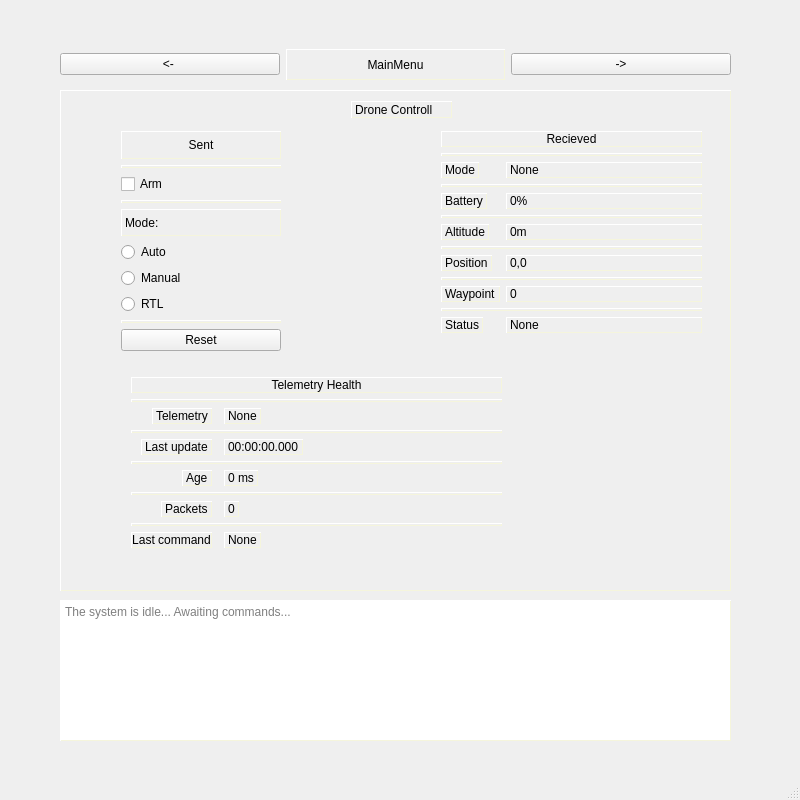
This is desktop/MicroGCS/mainwindow.ui in NORDvv/MicroGCS as Qt 5 draws it before an edit. The edited form follows.
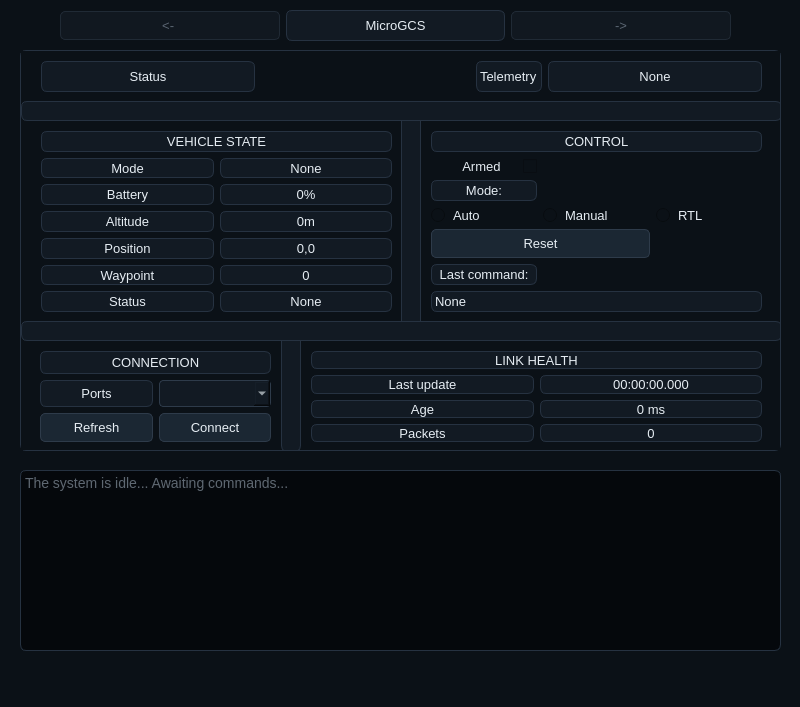
This is the edited form.

Commit message: UI polish, finall small fixes

What changed in the file:
```diff
--- a/desktop/MicroGCS/mainwindow.ui
+++ b/desktop/MicroGCS/mainwindow.ui
@@ -7,187 +7,263 @@
     <x>0</x>
     <y>0</y>
     <width>800</width>
-    <height>800</height>
+    <height>707</height>
    </rect>
   </property>
+  <property name="sizePolicy">
+   <sizepolicy hsizetype="Fixed" vsizetype="Fixed">
+    <horstretch>0</horstretch>
+    <verstretch>0</verstretch>
+   </sizepolicy>
+  </property>
   <property name="windowTitle">
    <string>MainWindow</string>
   </property>
   <property name="styleSheet">
-   <string notr="true">QStackedWidget {
-	border-style: outset;
-    border-width: 2px;
-    border-color: beige;
+   <string notr="true">QMainWindow {
+    background-color: #0B1117;
 }
 
-QFrame {
-	border-style: outset;
-    border-width: 1px;
-    border-color: beige;
+QWidget {
+    background-color: #0B1117;
+    color: #E6EDF3;
+    font-family: &quot;Inter&quot;, &quot;Segoe UI&quot;, &quot;Ubuntu&quot;, sans-serif;
+    font-size: 13px;
+}
+
+QFrame, QStackedWidget {
+    background-color: #121A23;
+    border: 1px solid #263241;
+    border-radius: 6px;
+}
+
+QLabel {
+    color: #E6EDF3;
+}
+
+QPushButton {
+    background-color: #1B2733;
+    color: #E6EDF3;
+    border: 1px solid #2E3B4A;
+    border-radius: 5px;
+    padding: 6px 10px;
+}
+
+QPushButton:hover {
+    background-color: #243447;
+    border-color: #1EA7FF;
+}
+
+QPushButton:pressed {
+    background-color: #1EA7FF;
+    color: #061018;
+}
+
+QPushButton:disabled {
+    background-color: #111820;
+    color: #5B6673;
+    border-color: #202A35;
+}
+
+QComboBox {
+    background-color: #121A23;
+    color: #E6EDF3;
+    border: 1px solid #2E3B4A;
+    border-radius: 4px;
+    padding: 4px;
+}
+
+QCheckBox, QRadioButton {
+    color: #E6EDF3;
+    spacing: 8px;
+}
+
+QTextEdit {
+    background-color: #05080C;
+    color: #B7C7D8;
+    border: 1px solid #263241;
+    border-radius: 6px;
+    font-family: &quot;JetBrains Mono&quot;, &quot;Consolas&quot;, &quot;Ubuntu Mono&quot;, monospace;
+    font-size: 14px;
 }</string>
   </property>
   <widget class="QWidget" name="centralwidget">
    <widget class="QStackedWidget" name="MainStackedWidget">
     <property name="geometry">
      <rect>
-      <x>60</x>
-      <y>90</y>
-      <width>671</width>
-      <height>501</height>
+      <x>20</x>
+      <y>50</y>
+      <width>761</width>
+      <height>401</height>
      </rect>
     </property>
     <property name="currentIndex">
      <number>1</number>
     </property>
-    <widget class="QWidget" name="page">
-     <widget class="QWidget" name="formLayoutWidget">
-      <property name="geometry">
-       <rect>
-        <x>50</x>
-        <y>50</y>
-        <width>251</width>
-        <height>171</height>
-       </rect>
-      </property>
-      <layout class="QFormLayout" name="PortConnectionFormLayout">
-       <item row="0" column="0">
-        <widget class="QLabel" name="AvaliablePortsLabel">
-         <property name="text">
-          <string>Ports</string>
-         </property>
-        </widget>
-       </item>
-       <item row="0" column="1">
-        <widget class="QComboBox" name="AvailablePortsComboBox"/>
-       </item>
-       <item row="1" column="0">
-        <widget class="QPushButton" name="RefreshPortsPushButton">
-         <property name="text">
-          <string>Refresh</string>
-         </property>
-        </widget>
-       </item>
-       <item row="1" column="1">
-        <widget class="QPushButton" name="ConnectToPortPushButton">
-         <property name="text">
-          <string>Connect</string>
-         </property>
-        </widget>
-       </item>
-       <item row="2" column="1">
-        <widget class="QLabel" name="PortConnectionStatusLabel">
-         <property name="text">
-          <string>Status</string>
-         </property>
-        </widget>
-       </item>
-      </layout>
-     </widget>
-     <widget class="QLabel" name="label">
-      <property name="geometry">
-       <rect>
-        <x>270</x>
-        <y>10</y>
-        <width>121</width>
-        <height>17</height>
-       </rect>
-      </property>
-      <property name="text">
-       <string>Port Connection</string>
-      </property>
-     </widget>
-    </widget>
     <widget class="QWidget" name="page_2">
-     <widget class="QLabel" name="label_2">
+     <widget class="QWidget" name="horizontalLayoutWidget_2">
       <property name="geometry">
        <rect>
-        <x>290</x>
+        <x>20</x>
         <y>10</y>
-        <width>101</width>
-        <height>17</height>
+        <width>721</width>
+        <height>31</height>
        </rect>
       </property>
-      <property name="text">
-       <string>Drone Controll</string>
+      <layout class="QHBoxLayout" name="horizontalLayout">
+       <item>
+        <widget class="QLabel" name="PortConnectionStatusLabel">
+         <property name="sizePolicy">
+          <sizepolicy hsizetype="Expanding" vsizetype="Preferred">
+           <horstretch>0</horstretch>
+           <verstretch>0</verstretch>
+          </sizepolicy>
+         </property>
+         <property name="text">
+          <string>Status</string>
+         </property>
+         <property name="alignment">
+          <set>Qt::AlignmentFlag::AlignCenter</set>
+         </property>
+        </widget>
+       </item>
+       <item>
+        <spacer name="horizontalSpacer">
+         <property name="orientation">
+          <enum>Qt::Orientation::Horizontal</enum>
+         </property>
+         <property name="sizeHint" stdset="0">
+          <size>
+           <width>40</width>
+           <height>20</height>
+          </size>
+         </property>
+        </spacer>
+       </item>
+       <item>
+        <widget class="QLabel" name="TelemetryHealthDisplayLabel">
+         <property name="sizePolicy">
+          <sizepolicy hsizetype="Fixed" vsizetype="Preferred">
+           <horstretch>0</horstretch>
+           <verstretch>0</verstretch>
+          </sizepolicy>
+         </property>
+         <property name="text">
+          <string>Telemetry</string>
+         </property>
+        </widget>
+       </item>
+       <item>
+        <widget class="QLabel" name="TelemetryHealthIndicatorLabel">
+         <property name="sizePolicy">
+          <sizepolicy hsizetype="Expanding" vsizetype="Preferred">
+           <horstretch>0</horstretch>
+           <verstretch>0</verstretch>
+          </sizepolicy>
+         </property>
+         <property name="text">
+          <string>None</string>
+         </property>
+         <property name="alignment">
+          <set>Qt::AlignmentFlag::AlignCenter</set>
+         </property>
+        </widget>
+       </item>
+      </layout>
+     </widget>
+     <widget class="Line" name="line">
+      <property name="geometry">
+       <rect>
+        <x>0</x>
+        <y>50</y>
+        <width>761</width>
+        <height>20</height>
+       </rect>
       </property>
+      <property name="sizePolicy">
+       <sizepolicy hsizetype="Expanding" vsizetype="Fixed">
+        <horstretch>0</horstretch>
+        <verstretch>0</verstretch>
+       </sizepolicy>
+      </property>
+      <property name="orientation">
+       <enum>Qt::Orientation::Horizontal</enum>
+      </property>
      </widget>
-     <widget class="QWidget" name="formLayoutWidget_2">
+     <widget class="QWidget" name="formLayoutWidget">
       <property name="geometry">
        <rect>
-        <x>380</x>
-        <y>40</y>
-        <width>261</width>
-        <height>231</height>
+        <x>20</x>
+        <y>80</y>
+        <width>351</width>
+        <height>181</height>
        </rect>
       </property>
-      <layout class="QFormLayout" name="formLayout">
-       <item row="2" column="0">
+      <layout class="QGridLayout" name="gridLayout_2">
+       <item row="1" column="0">
         <widget class="QLabel" name="ModeDisplayLabel">
          <property name="text">
           <string>Mode</string>
          </property>
+         <property name="alignment">
+          <set>Qt::AlignmentFlag::AlignCenter</set>
+         </property>
         </widget>
        </item>
-       <item row="2" column="1">
+       <item row="1" column="1">
         <widget class="QLabel" name="ModeIndicatorLabel">
          <property name="text">
           <string>None</string>
          </property>
-        </widget>
-       </item>
-       <item row="3" column="0" colspan="2">
-        <widget class="Line" name="line_4">
-         <property name="orientation">
-          <enum>Qt::Orientation::Horizontal</enum>
+         <property name="alignment">
+          <set>Qt::AlignmentFlag::AlignCenter</set>
          </property>
         </widget>
        </item>
-       <item row="4" column="0">
+       <item row="2" column="0">
         <widget class="QLabel" name="BatteryDisplayLabel">
          <property name="text">
           <string>Battery</string>
          </property>
+         <property name="alignment">
+          <set>Qt::AlignmentFlag::AlignCenter</set>
+         </property>
         </widget>
        </item>
-       <item row="4" column="1">
+       <item row="2" column="1">
         <widget class="QLabel" name="BatteryIndicatorLabel">
          <property name="text">
           <string>0%</string>
          </property>
-        </widget>
-       </item>
-       <item row="5" column="0" colspan="2">
-        <widget class="Line" name="line_3">
-         <property name="orientation">
-          <enum>Qt::Orientation::Horizontal</enum>
+         <property name="alignment">
+          <set>Qt::AlignmentFlag::AlignCenter</set>
          </property>
         </widget>
        </item>
-       <item row="6" column="0">
+       <item row="3" column="0">
         <widget class="QLabel" name="AltitudeDisplayLabel">
          <property name="text">
           <string>Altitude</string>
          </property>
+         <property name="alignment">
+          <set>Qt::AlignmentFlag::AlignCenter</set>
+         </property>
         </widget>
        </item>
-       <item row="6" column="1">
+       <item row="3" column="1">
         <widget class="QLabel" name="AltitudeIndicatorLabel">
          <property name="text">
           <string>0m</string>
          </property>
-        </widget>
-       </item>
-       <item row="7" column="0" colspan="2">
-        <widget class="Line" name="line_2">
-         <property name="orientation">
-          <enum>Qt::Orientation::Horizontal</enum>
+         <property name="alignment">
+          <set>Qt::AlignmentFlag::AlignCenter</set>
          </property>
         </widget>
        </item>
-       <item row="8" column="0">
+       <item row="4" column="0">
         <widget class="QLabel" name="PositionDisplayLabel">
          <property name="sizePolicy">
-          <sizepolicy hsizetype="Expanding" vsizetype="Preferred">
+          <sizepolicy hsizetype="Preferred" vsizetype="Preferred">
            <horstretch>0</horstretch>
            <verstretch>0</verstretch>
           </sizepolicy>
@@ -195,125 +271,151 @@
          <property name="text">
           <string>Position</string>
          </property>
+         <property name="alignment">
+          <set>Qt::AlignmentFlag::AlignCenter</set>
+         </property>
         </widget>
        </item>
-       <item row="8" column="1">
+       <item row="4" column="1">
         <widget class="QLabel" name="PositionIndicatorLabel">
          <property name="text">
           <string>0,0</string>
          </property>
-        </widget>
-       </item>
-       <item row="9" column="0" colspan="2">
-        <widget class="Line" name="line">
-         <property name="orientation">
-          <enum>Qt::Orientation::Horizontal</enum>
+         <property name="alignment">
+          <set>Qt::AlignmentFlag::AlignCenter</set>
          </property>
         </widget>
        </item>
-       <item row="10" column="0">
+       <item row="5" column="0">
         <widget class="QLabel" name="WaypointDisplayLabel">
          <property name="text">
           <string>Waypoint</string>
          </property>
+         <property name="alignment">
+          <set>Qt::AlignmentFlag::AlignCenter</set>
+         </property>
         </widget>
        </item>
-       <item row="10" column="1">
+       <item row="5" column="1">
         <widget class="QLabel" name="WaypointIndicatorLabel">
          <property name="text">
           <string>0</string>
          </property>
+         <property name="alignment">
+          <set>Qt::AlignmentFlag::AlignCenter</set>
+         </property>
         </widget>
        </item>
-       <item row="12" column="0">
-        <widget class="QLabel" name="SatusDisplayLabel">
+       <item row="6" column="0">
+        <widget class="QLabel" name="StatusDisplayLabel">
          <property name="text">
           <string>Status</string>
          </property>
+         <property name="alignment">
+          <set>Qt::AlignmentFlag::AlignCenter</set>
+         </property>
         </widget>
        </item>
-       <item row="12" column="1">
+       <item row="6" column="1">
         <widget class="QLabel" name="StatusIndicatorLabel">
          <property name="text">
           <string>None</string>
          </property>
-        </widget>
-       </item>
-       <item row="11" column="0" colspan="2">
-        <widget class="Line" name="line_7">
-         <property name="orientation">
-          <enum>Qt::Orientation::Horizontal</enum>
-         </property>
-        </widget>
-       </item>
-       <item row="1" column="0" colspan="2">
-        <widget class="Line" name="line_8">
-         <property name="orientation">
-          <enum>Qt::Orientation::Horizontal</enum>
+         <property name="alignment">
+          <set>Qt::AlignmentFlag::AlignCenter</set>
          </property>
         </widget>
        </item>
        <item row="0" column="0" colspan="2">
+        <widget class="QLabel" name="label_2">
+         <property name="text">
+          <string>VEHICLE STATE</string>
+         </property>
+         <property name="alignment">
+          <set>Qt::AlignmentFlag::AlignCenter</set>
+         </property>
+        </widget>
+       </item>
+      </layout>
+     </widget>
+     <widget class="Line" name="line_2">
+      <property name="geometry">
+       <rect>
+        <x>380</x>
+        <y>60</y>
+        <width>20</width>
+        <height>221</height>
+       </rect>
+      </property>
+      <property name="orientation">
+       <enum>Qt::Orientation::Vertical</enum>
+      </property>
+     </widget>
+     <widget class="QWidget" name="gridLayoutWidget">
+      <property name="geometry">
+       <rect>
+        <x>410</x>
+        <y>80</y>
+        <width>331</width>
+        <height>181</height>
+       </rect>
+      </property>
+      <layout class="QGridLayout" name="gridLayout">
+       <item row="4" column="0" colspan="2">
+        <widget class="QPushButton" name="ResetPushButton">
+         <property name="text">
+          <string>Reset</string>
+         </property>
+        </widget>
+       </item>
+       <item row="0" column="0" colspan="3">
         <widget class="QLabel" name="label_3">
          <property name="text">
-          <string>Recieved</string>
+          <string>CONTROL</string>
          </property>
          <property name="alignment">
           <set>Qt::AlignmentFlag::AlignCenter</set>
          </property>
         </widget>
        </item>
-      </layout>
-     </widget>
-     <widget class="QWidget" name="verticalLayoutWidget">
-      <property name="geometry">
-       <rect>
-        <x>60</x>
-        <y>40</y>
-        <width>160</width>
-        <height>220</height>
-       </rect>
-      </property>
-      <layout class="QVBoxLayout" name="verticalLayout">
-       <item>
-        <widget class="QLabel" name="label_4">
+       <item row="3" column="2">
+        <widget class="QRadioButton" name="RTLRadioButton">
          <property name="text">
-          <string>Sent</string>
+          <string>RTL</string>
          </property>
-         <property name="alignment">
-          <set>Qt::AlignmentFlag::AlignCenter</set>
-         </property>
         </widget>
        </item>
-       <item>
-        <widget class="Line" name="line_9">
-         <property name="orientation">
-          <enum>Qt::Orientation::Horizontal</enum>
-         </property>
-        </widget>
-       </item>
-       <item>
-        <widget class="QCheckBox" name="ArmedCheckBox">
+       <item row="3" column="1">
+        <widget class="QRadioButton" name="ManualRadioButton">
          <property name="text">
-          <string>Arm</string>
+          <string>Manual</string>
          </property>
         </widget>
        </item>
-       <item>
-        <widget class="Line" name="line_5">
-         <property name="orientation">
-          <enum>Qt::Orientation::Horizontal</enum>
-         </property>
-        </widget>
-       </item>
-       <item>
+       <item row="2" column="0">
         <widget class="QLabel" name="ModeSelectorLabel">
          <property name="text">
           <string>Mode:</string>
          </property>
+         <property name="alignment">
+          <set>Qt::AlignmentFlag::AlignCenter</set>
+         </property>
         </widget>
        </item>
-       <item>
+       <item row="1" column="0">
+        <widget class="QCheckBox" name="ArmedCheckBox">
+         <property name="layoutDirection">
+          <enum>Qt::LayoutDirection::RightToLeft</enum>
+         </property>
+         <property name="autoFillBackground">
+          <bool>false</bool>
+         </property>
+         <property name="text">
+          <string>Armed    </string>
+         </property>
+        </widget>
+       </item>
+       <item row="3" column="0">
         <widget class="QRadioButton" name="AutoRadioButton">
          <property name="text">
           <string>Auto</string>
@@ -326,209 +428,214 @@
          </property>
         </widget>
        </item>
-       <item>
-        <widget class="QRadioButton" name="ManualRadioButton">
-         <property name="text">
-          <string>Manual</string>
+       <item row="5" column="0">
+        <widget class="QLabel" name="LastCommandDisplayLabel">
+         <property name="sizePolicy">
+          <sizepolicy hsizetype="Preferred" vsizetype="Preferred">
+           <horstretch>0</horstretch>
+           <verstretch>0</verstretch>
+          </sizepolicy>
          </property>
-        </widget>
-       </item>
-       <item>
-        <widget class="QRadioButton" name="RTLRadioButton">
          <property name="text">
-          <string>RTL</string>
+          <string>Last command:</string>
          </property>
-        </widget>
-       </item>
-       <item>
-        <widget class="Line" name="line_6">
-         <property name="orientation">
-          <enum>Qt::Orientation::Horizontal</enum>
+         <property name="alignment">
+          <set>Qt::AlignmentFlag::AlignCenter</set>
          </property>
         </widget>
        </item>
-       <item>
-        <widget class="QPushButton" name="ResetPushButton">
+       <item row="6" column="0" colspan="3">
+        <widget class="QLabel" name="LastCommandIndicatorLabel">
          <property name="text">
-          <string>Reset</string>
+          <string>None</string>
          </property>
         </widget>
        </item>
       </layout>
      </widget>
-     <widget class="QWidget" name="formLayoutWidget_3">
+     <widget class="Line" name="line_3">
       <property name="geometry">
        <rect>
-        <x>70</x>
-        <y>280</y>
-        <width>371</width>
-        <height>201</height>
+        <x>0</x>
+        <y>270</y>
+        <width>761</width>
+        <height>20</height>
        </rect>
       </property>
-      <layout class="QFormLayout" name="formLayout_2">
-       <property name="sizeConstraint">
-        <enum>QLayout::SizeConstraint::SetMinimumSize</enum>
-       </property>
-       <property name="fieldGrowthPolicy">
-        <enum>QFormLayout::FieldGrowthPolicy::FieldsStayAtSizeHint</enum>
-       </property>
-       <property name="rowWrapPolicy">
-        <enum>QFormLayout::RowWrapPolicy::DontWrapRows</enum>
-       </property>
-       <property name="labelAlignment">
-        <set>Qt::AlignmentFlag::AlignRight|Qt::AlignmentFlag::AlignTrailing|Qt::AlignmentFlag::AlignVCenter</set>
-       </property>
-       <property name="horizontalSpacing">
-        <number>12</number>
-       </property>
-       <property name="verticalSpacing">
-        <number>6</number>
-       </property>
-       <property name="leftMargin">
-        <number>0</number>
-       </property>
-       <property name="topMargin">
-        <number>6</number>
-       </property>
-       <property name="rightMargin">
-        <number>0</number>
-       </property>
-       <property name="bottomMargin">
-        <number>6</number>
-       </property>
-       <item row="2" column="0">
-        <widget class="QLabel" name="TelemetryHealthDisplayLabel">
-         <property name="text">
-          <string>Telemetry</string>
-         </property>
-        </widget>
-       </item>
+      <property name="sizePolicy">
+       <sizepolicy hsizetype="Expanding" vsizetype="Fixed">
+        <horstretch>0</horstretch>
+        <verstretch>0</verstretch>
+       </sizepolicy>
+      </property>
+      <property name="orientation">
+       <enum>Qt::Orientation::Horizontal</enum>
+      </property>
+     </widget>
+     <widget class="QWidget" name="gridLayoutWidget_2">
+      <property name="geometry">
+       <rect>
+        <x>290</x>
+        <y>300</y>
+        <width>451</width>
+        <height>91</height>
+       </rect>
+      </property>
+      <layout class="QGridLayout" name="gridLayout_3">
        <item row="2" column="1">
-        <widget class="QLabel" name="TelemetryHealthIndicatorLabel">
+        <widget class="QLabel" name="CommsAgeIndicatorLabel">
          <property name="text">
-          <string>None</string>
+          <string>0 ms</string>
          </property>
-        </widget>
-       </item>
-       <item row="4" column="0">
-        <widget class="QLabel" name="LastUpdateDisplayLabel">
-         <property name="text">
-          <string>Last update</string>
+         <property name="alignment">
+          <set>Qt::AlignmentFlag::AlignCenter</set>
          </property>
         </widget>
        </item>
-       <item row="4" column="1">
+       <item row="1" column="1">
         <widget class="QLabel" name="LastUpdateIndicatorLabel">
          <property name="text">
           <string>00:00:00.000</string>
          </property>
+         <property name="alignment">
+          <set>Qt::AlignmentFlag::AlignCenter</set>
+         </property>
         </widget>
        </item>
-       <item row="6" column="0">
+       <item row="2" column="0">
         <widget class="QLabel" name="CommsAgeDisplayLabel">
          <property name="text">
           <string>Age</string>
          </property>
+         <property name="alignment">
+          <set>Qt::AlignmentFlag::AlignCenter</set>
+         </property>
         </widget>
        </item>
-       <item row="6" column="1">
-        <widget class="QLabel" name="CommsAgeIndicatorLabel">
+       <item row="1" column="0">
+        <widget class="QLabel" name="LastUpdateDisplayLabel">
          <property name="text">
-          <string>0 ms</string>
+          <string>Last update</string>
+         </property>
+         <property name="alignment">
+          <set>Qt::AlignmentFlag::AlignCenter</set>
          </property>
         </widget>
        </item>
-       <item row="8" column="0">
+       <item row="3" column="0">
         <widget class="QLabel" name="PacketsNumDisplayLabel">
          <property name="text">
           <string>Packets</string>
          </property>
+         <property name="alignment">
+          <set>Qt::AlignmentFlag::AlignCenter</set>
+         </property>
         </widget>
        </item>
-       <item row="8" column="1">
+       <item row="3" column="1">
         <widget class="QLabel" name="PacketsNumIndicatorLabel">
          <property name="text">
           <string>0</string>
          </property>
-        </widget>
-       </item>
-       <item row="10" column="1">
-        <widget class="QLabel" name="LastCommandIndicatorLabel">
-         <property name="text">
-          <string>None</string>
-         </property>
-        </widget>
-       </item>
-       <item row="9" column="0" colspan="2">
-        <widget class="Line" name="line_14">
-         <property name="orientation">
-          <enum>Qt::Orientation::Horizontal</enum>
-         </property>
-        </widget>
-       </item>
-       <item row="7" column="0" colspan="2">
-        <widget class="Line" name="line_13">
-         <property name="orientation">
-          <enum>Qt::Orientation::Horizontal</enum>
-         </property>
-        </widget>
-       </item>
-       <item row="5" column="0" colspan="2">
-        <widget class="Line" name="line_12">
-         <property name="orientation">
-          <enum>Qt::Orientation::Horizontal</enum>
-         </property>
-        </widget>
-       </item>
-       <item row="3" column="0" colspan="2">
-        <widget class="Line" name="line_11">
-         <property name="orientation">
-          <enum>Qt::Orientation::Horizontal</enum>
-         </property>
-        </widget>
-       </item>
-       <item row="1" column="0" colspan="2">
-        <widget class="Line" name="line_10">
-         <property name="orientation">
-          <enum>Qt::Orientation::Horizontal</enum>
+         <property name="alignment">
+          <set>Qt::AlignmentFlag::AlignCenter</set>
          </property>
         </widget>
        </item>
        <item row="0" column="0" colspan="2">
         <widget class="QLabel" name="label_5">
          <property name="text">
-          <string>Telemetry Health</string>
+          <string>LINK HEALTH</string>
          </property>
          <property name="alignment">
           <set>Qt::AlignmentFlag::AlignCenter</set>
          </property>
         </widget>
        </item>
-       <item row="10" column="0">
-        <widget class="QLabel" name="LastCommandDisplayLabel">
-         <property name="sizePolicy">
-          <sizepolicy hsizetype="MinimumExpanding" vsizetype="Preferred">
-           <horstretch>0</horstretch>
-           <verstretch>0</verstretch>
-          </sizepolicy>
+      </layout>
+     </widget>
+     <widget class="QWidget" name="gridLayoutWidget_3">
+      <property name="geometry">
+       <rect>
+        <x>19</x>
+        <y>300</y>
+        <width>231</width>
+        <height>91</height>
+       </rect>
+      </property>
+      <layout class="QGridLayout" name="gridLayout_4">
+       <item row="2" column="0">
+        <widget class="QPushButton" name="RefreshPortsPushButton">
+         <property name="text">
+          <string>Refresh</string>
          </property>
+        </widget>
+       </item>
+       <item row="1" column="0">
+        <widget class="QLabel" name="AvaliablePortsLabel">
          <property name="text">
-          <string>Last command</string>
+          <string>Ports</string>
          </property>
          <property name="alignment">
           <set>Qt::AlignmentFlag::AlignCenter</set>
          </property>
         </widget>
        </item>
+       <item row="2" column="1">
+        <widget class="QPushButton" name="ConnectToPortPushButton">
+         <property name="text">
+          <string>Connect</string>
+         </property>
+        </widget>
+       </item>
+       <item row="1" column="1">
+        <widget class="QComboBox" name="AvailablePortsComboBox"/>
+       </item>
+       <item row="0" column="0" colspan="2">
+        <widget class="QLabel" name="label">
+         <property name="text">
+          <string>CONNECTION</string>
+         </property>
+         <property name="alignment">
+          <set>Qt::AlignmentFlag::AlignCenter</set>
+         </property>
+        </widget>
+       </item>
       </layout>
      </widget>
+     <widget class="Line" name="line_4">
+      <property name="geometry">
+       <rect>
+        <x>260</x>
+        <y>280</y>
+        <width>20</width>
+        <height>121</height>
+       </rect>
+      </property>
+      <property name="orientation">
+       <enum>Qt::Orientation::Vertical</enum>
+      </property>
+     </widget>
+     <zorder>line_4</zorder>
+     <zorder>line_2</zorder>
+     <zorder>formLayoutWidget_2</zorder>
+     <zorder>verticalLayoutWidget</zorder>
+     <zorder>formLayoutWidget_3</zorder>
+     <zorder>formLayoutWidget</zorder>
+     <zorder>horizontalLayoutWidget_2</zorder>
+     <zorder>line</zorder>
+     <zorder>formLayoutWidget</zorder>
+     <zorder>gridLayoutWidget</zorder>
+     <zorder>line_3</zorder>
+     <zorder>gridLayoutWidget_2</zorder>
+     <zorder>gridLayoutWidget_3</zorder>
     </widget>
    </widget>
    <widget class="QWidget" name="horizontalLayoutWidget">
     <property name="geometry">
      <rect>
       <x>60</x>
-      <y>49</y>
+      <y>10</y>
       <width>671</width>
       <height>31</height>
      </rect>
@@ -536,6 +643,9 @@
     <layout class="QHBoxLayout" name="horizontalLayoutTopButtonsSet">
      <item>
       <widget class="QPushButton" name="LeftMenuButton">
+       <property name="enabled">
+        <bool>false</bool>
+       </property>
        <property name="text">
         <string>&lt;- </string>
        </property>
@@ -544,7 +654,7 @@
      <item>
       <widget class="QLabel" name="MenuIndicatorLabel">
        <property name="text">
-        <string>MainMenu</string>
+        <string>MicroGCS</string>
        </property>
        <property name="alignment">
         <set>Qt::AlignmentFlag::AlignCenter</set>
@@ -553,6 +663,9 @@
      </item>
      <item>
       <widget class="QPushButton" name="RightMenuButton">
+       <property name="enabled">
+        <bool>false</bool>
+       </property>
        <property name="text">
         <string>-&gt;</string>
        </property>
@@ -563,10 +676,10 @@
    <widget class="QTextEdit" name="MainOutputTextEdit">
     <property name="geometry">
      <rect>
-      <x>60</x>
-      <y>600</y>
-      <width>671</width>
-      <height>141</height>
+      <x>20</x>
+      <y>470</y>
+      <width>761</width>
+      <height>181</height>
      </rect>
     </property>
     <property name="placeholderText">
```
Left out of the diff: 9 changed lines with no effect on the pictures. The commit also changes 4 other files.
